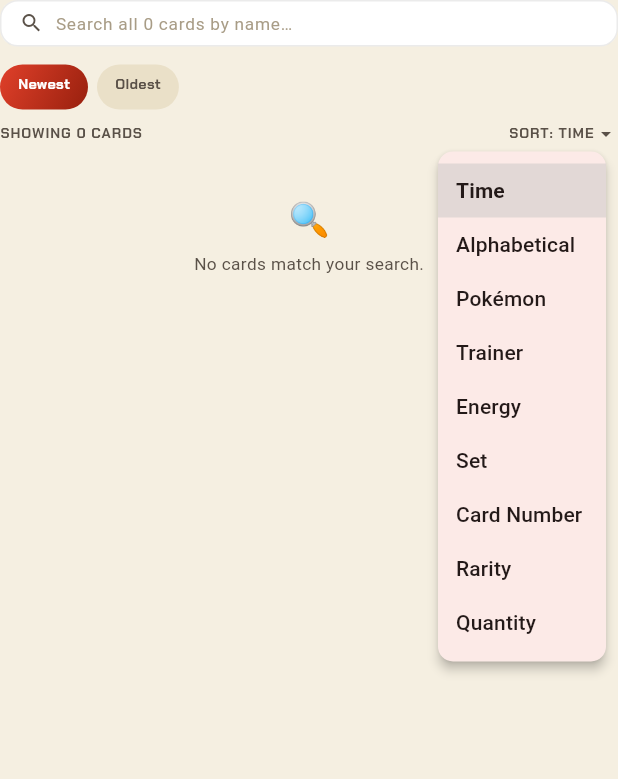
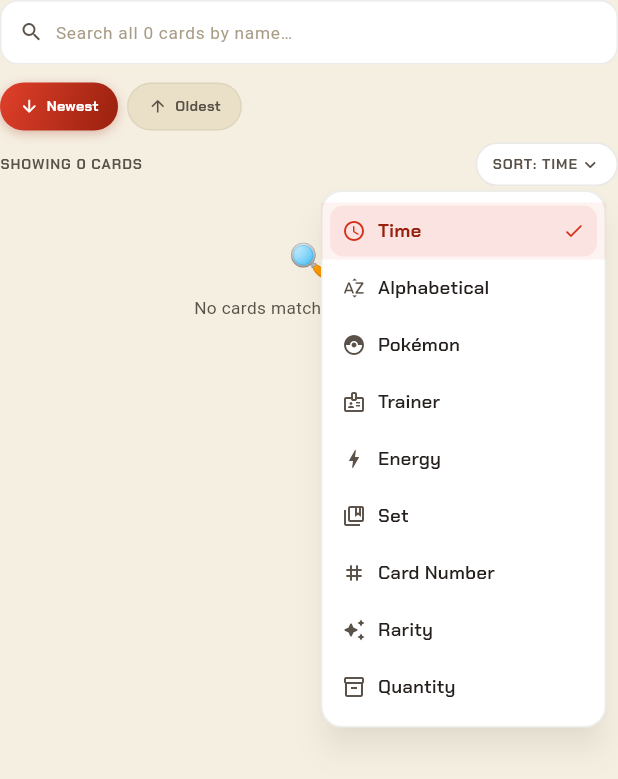
Before and after one commit to glorysonggreen/PokeBinder, a Flutter app: the _AllCardsTab widget shown alone on an empty page, opened directly with empty values, after a tap on an icon or button, on a phone screen of 412 x 824 dp. Shown: the top 779 px of the screen. Run offline on Flutter 3.47's test engine with Material 3 defaults, Android fonts, the light colour scheme and no system bars; our stand-ins replace device_preview, google_fonts.

Commit message:
Binder Screen: Spacing and Design Improvements

```diff
--- a/lib/screens/binders_screen.dart
+++ b/lib/screens/binders_screen.dart
@@ -1,5 +1,4 @@
 import 'package:flutter/material.dart';
-
 import '../models/binder_data.dart';
 import '../models/pokemon_card_data.dart';
 import '../theme/pokebinder_theme.dart';
@@ -9,12 +8,6 @@
 import 'card_details_screen.dart';
 import 'card_form_screen.dart';
 
-/// How the All Cards tab orders/groups the collection. Time and
-/// Alphabetical (plus Card Number/Rarity/Quantity) span every supertype;
-/// Pokémon/Trainer/Energy additionally restrict the list to that supertype
-/// and swap the chip row beneath the search bar to that supertype's own
-/// subcategories. Set and Rarity swap the chip row to the sets/rarities
-/// actually present in the collection.
 enum CardSortOption {
   time,
   alphabetical,
@@ -50,10 +43,31 @@
         return 'Quantity';
     }
   }
+
+  IconData get icon {
+    switch (this) {
+      case CardSortOption.time:
+        return Icons.schedule_rounded;
+      case CardSortOption.alphabetical:
+        return Icons.sort_by_alpha_rounded;
+      case CardSortOption.pokemon:
+        return Icons.catching_pokemon;
+      case CardSortOption.trainer:
+        return Icons.badge_outlined;
+      case CardSortOption.energy:
+        return Icons.bolt_rounded;
+      case CardSortOption.set:
+        return Icons.collections_bookmark_outlined;
+      case CardSortOption.cardNumber:
+        return Icons.tag_rounded;
+      case CardSortOption.rarity:
+        return Icons.auto_awesome_rounded;
+      case CardSortOption.quantity:
+        return Icons.inventory_2_outlined;
+    }
+  }
 }
 
-/// Sub-option for [CardSortOption.time]: which end of the timeline the
-/// list starts from.
 enum TimeSortDirection { newest, oldest }
 
 extension TimeSortDirectionLabel on TimeSortDirection {
@@ -76,9 +90,6 @@
 
 class _BindersScreenState extends State<BindersScreen> {
   final List<BinderData> _binders = BinderData.sampleBinders;
-
-  /// Trainer/Energy sample cards start out unassigned since the sample
-  /// binders (Kanto Starters, Rare Holos, Trade Bait) are Pokémon-only.
   final List<PokemonCardData> _unassignedCards = PokemonCardData.library
       .where((c) => c.supertype != CardSupertype.pokemon)
       .toList();
@@ -98,9 +109,6 @@
   String? _rarityFilter;
   TimeSortDirection _timeDirection = TimeSortDirection.newest;
 
-  /// Every card across every binder/page plus the unassigned bucket,
-  /// flattened for the All Cards tab. The binders and `_unassignedCards`
-  /// are the single source of truth — this is just a view over them.
   List<PokemonCardData> get _allCards => [
         for (final binder in _binders)
           for (final page in binder.pages) ...page,
@@ -213,8 +221,6 @@
     });
   }
 
-  /// Removes any card with [id] from wherever it currently sits (a binder
-  /// page or the unassigned bucket). No-op if it isn't found.
   void _removeCardById(String id) {
     if (_unassignedCards.any((c) => c.id == id)) {
       _unassignedCards.removeWhere((c) => c.id == id);
@@ -235,9 +241,6 @@
     }
   }
 
-  /// Inserts [card] into the given binder's page (padding with empty pages
-  /// if [pageIndex] is beyond the binder's current page count), or into the
-  /// unassigned bucket if [binderId] is [kUnassignedBinderId].
   void _insertCard(PokemonCardData card, String binderId, int pageIndex) {
     if (binderId == kUnassignedBinderId) {
       _unassignedCards.add(card);
@@ -354,7 +357,6 @@
   }
 }
 
-/// Matches the mockup's `.tabbar-top`.
 class _TopTabBar extends StatelessWidget {
   final int index;
   final List<String> labels;
@@ -410,8 +412,6 @@
   }
 }
 
-/// The "Binders" sub-tab: search, binder list, and the selected binder's
-/// current page as a 3-column grid.
 class _BindersTab extends StatelessWidget {
   final List<BinderData> binders;
   final BinderData selectedBinder;
@@ -536,13 +536,14 @@
                             onTap: () => onCardTap(card),
                           ),
                         ),
-                        const SizedBox(height: 4),
+                        const SizedBox(height: PokeBinderSpacing.sp1),
                         Text(
                           card.name,
                           style: PokeBinderText.cardName,
                           maxLines: 1,
                           overflow: TextOverflow.ellipsis,
                         ),
+                        const SizedBox(height: 2),
                         Text(
                           '${card.setName} · #${card.cardNumber}',
                           style: PokeBinderText.cardMeta,
@@ -557,7 +558,7 @@
                         height: cardHeight,
                         child: AddCardTile(onTap: onAddCard),
                       ),
-                      const SizedBox(height: 4),
+                      const SizedBox(height: PokeBinderSpacing.sp1),
                       Text(
                         'Add Card Manually',
                         style: PokeBinderText.cardName,
@@ -600,9 +601,6 @@
   }
 }
 
-/// The "All Cards" sub-tab: search, a sort/category selector, a chip row
-/// that adapts to the selected category, and a flat grid of every matching
-/// card with its name beneath it.
 class _AllCardsTab extends StatelessWidget {
   final List<PokemonCardData> cards;
   final String search;
@@ -640,10 +638,6 @@
     required this.onCardTap,
   });
 
-  /// The modern Pokémon TCG rarity ladder, in ascending order. The Rarity
-  /// scrollbar always shows all of these (even if the collection doesn't
-  /// currently have a card in every tier), since this is a fixed
-  /// classification rather than something derived from the data.
   static const _rarityTiers = <String>[
     'Common',
     'Uncommon',
@@ -656,10 +650,6 @@
     'Other/Additional Rarities',
   ];
 
-  /// Buckets a card's raw [PokemonCardData.rarity] string into one of the
-  /// [_rarityTiers]. Older/looser rarity labels fold into the closest
-  /// modern tier — e.g. "Holo Rare" is a Rare — and anything unrecognized
-  /// falls into "Other/Additional Rarities" rather than being dropped.
   static String _rarityTier(String rawRarity) {
     switch (rawRarity) {
       case 'Common':
@@ -685,7 +675,6 @@
     }
   }
 
-  /// A friendlier chip label for each rarity tier.
   static const _rarityTierLabels = <String, String>{
     'Common': 'Common',
     'Uncommon': 'Uncommon',
@@ -698,11 +687,29 @@
     'Other/Additional Rarities': 'Other/Additional Rarities',
   };
 
-  /// Energy cards are filterable by either their elemental [type] (Grass,
-  /// Fire, Water, …) or their [subtype] (Basic/Special) — two different
-  /// underlying fields collapsed into a single scrollbar selection. Keys
-  /// for the elemental options are the [PokemonCardType.name] strings;
-  /// 'Basic' and 'Special' are matched against [subtype] instead.
+  static IconData _rarityTierIcon(String tier) {
+    switch (tier) {
+      case 'Common':
+        return Icons.circle_outlined;
+      case 'Uncommon':
+        return Icons.star_border_rounded;
+      case 'Rare':
+        return Icons.star_rounded;
+      case 'Double Rare':
+        return Icons.stars_rounded;
+      case 'Illustration Rare':
+        return Icons.brush_rounded;
+      case 'Special Illustration Rare':
+        return Icons.auto_awesome_rounded;
+      case 'Hyper Rare':
+        return Icons.workspace_premium_rounded;
+      case 'Promo':
+        return Icons.local_offer_rounded;
+      default:
+        return Icons.category_rounded;
+    }
+  }
+
   static bool _matchesEnergyFilter(PokemonCardData card, String? filterKey) {
     if (filterKey == null) return true;
     if (filterKey == 'Basic' || filterKey == 'Special') {
@@ -720,9 +727,6 @@
     return ordered;
   }
 
-  /// Parses the leading number out of a "4/102"-style card number, for
-  /// numeric (rather than lexical) sorting. Falls back to 0 if it can't be
-  /// parsed, so odd/blank card numbers sort first rather than crashing.
   static int _cardNumberValue(PokemonCardData card) {
     final leading = card.cardNumber.split('/').first;
     return int.tryParse(leading.replaceAll(RegExp(r'[^0-9]'), '')) ?? 0;
@@ -819,6 +823,9 @@
         subOptionRow = _SubtypeChipRow(
           options: const {'newest': 'Newest', 'oldest': 'Oldest'},
           selected: timeDirection.name,
+          iconFor: (key) => key == 'oldest'
+              ? Icons.arrow_upward_rounded
+              : Icons.arrow_downward_rounded,
           onChanged: (value) => onTimeDirectionChanged(
             value == 'oldest' ? TimeSortDirection.oldest : TimeSortDirection.newest,
           ),
@@ -831,6 +838,7 @@
         subOptionRow = _SubtypeChipRow(
           options: _kTrainerSubtypeChips,
           selected: subtypeFilter,
+          iconFor: _trainerSubtypeIcon,
           onChanged: onSubtypeFilterChanged,
         );
         break;
@@ -838,6 +846,7 @@
         subOptionRow = _SubtypeChipRow(
           options: _kEnergySubtypeChips,
           selected: subtypeFilter,
+          iconFor: _energySubtypeIcon,
           onChanged: onSubtypeFilterChanged,
         );
         break;
@@ -849,6 +858,9 @@
         subOptionRow = _SubtypeChipRow(
           options: setOptions,
           selected: setFilter,
+          iconFor: (key) => key == null
+              ? Icons.apps_rounded
+              : Icons.collections_bookmark_outlined,
           onChanged: onSetFilterChanged,
         );
         break;
@@ -860,6 +872,8 @@
         subOptionRow = _SubtypeChipRow(
           options: rarityOptions,
           selected: rarityFilter,
+          iconFor: (key) =>
+              key == null ? Icons.apps_rounded : _rarityTierIcon(key),
           onChanged: onRarityFilterChanged,
         );
         break;
@@ -928,13 +942,14 @@
                               onTap: () => onCardTap(card),
                             ),
                           ),
-                          const SizedBox(height: 4),
+                          const SizedBox(height: PokeBinderSpacing.sp1),
                           Text(
                             card.name,
                             style: PokeBinderText.cardName,
                             maxLines: 1,
                             overflow: TextOverflow.ellipsis,
                           ),
+                          const SizedBox(height: 2),
                           Text(
                             '${card.setName} · #${card.cardNumber}',
                             style: PokeBinderText.cardMeta,
@@ -953,7 +968,6 @@
   }
 }
 
-/// Matches the mockup's `.search-bar`.
 class _SearchBar extends StatelessWidget {
   final String hint;
   final ValueChanged<String> onChanged;
@@ -963,7 +977,10 @@
   @override
   Widget build(BuildContext context) {
     return Container(
-      padding: const EdgeInsets.symmetric(horizontal: 12, vertical: 2),
+      padding: const EdgeInsets.symmetric(
+        horizontal: 12,
+        vertical: PokeBinderSpacing.sp2,
+      ),
       decoration: BoxDecoration(
         color: PokeBinderColors.white,
         borderRadius: BorderRadius.circular(12),
@@ -995,8 +1012,6 @@
   }
 }
 
-/// Matches the mockup's `.panel` containing `.list-row`s, plus a trailing
-/// "Unassigned" row for cards with no binder.
 class _BinderListPanel extends StatelessWidget {
   final List<BinderData> binders;
   final BinderData selectedBinder;
@@ -1058,9 +1073,6 @@
   }
 }
 
-/// A single row in the binder list — used for both real binders and the
-/// trailing "Unassigned" bucket ([muted] swaps the leading icon to the
-/// neutral inbox styling used for that row).
 class _BinderListRow extends StatelessWidget {
   final IconData icon;
   final String title;
@@ -1084,7 +1096,6 @@
   Widget build(BuildContext context) {
     return Ink(
       decoration: BoxDecoration(
-        color: selected ? PokeBinderColors.red.withValues(alpha: 0.07) : null,
         border: showDivider
             ? Border(
                 bottom: BorderSide(
@@ -1093,8 +1104,9 @@
               )
             : null,
       ),
-      child: InkWell(
+      child: GestureDetector(
         onTap: onTap,
+        behavior: HitTestBehavior.opaque,
         child: Padding(
           padding: const EdgeInsets.symmetric(horizontal: 12, vertical: 11),
           child: Row(
@@ -1138,7 +1150,7 @@
                         color: selected ? PokeBinderColors.redDeep : PokeBinderColors.ink,
                       ),
                     ),
-                    const SizedBox(height: 2),
+                    const SizedBox(height: PokeBinderSpacing.sp1),
                     Text(subtitle, style: PokeBinderText.listRowSubtitle),
                   ],
                 ),
@@ -1158,7 +1170,6 @@
   }
 }
 
-/// Matches the mockup's `.chip-row` / `.chip` type filters.
 class _TypeChipRow extends StatelessWidget {
   final PokemonCardType? selected;
   final ValueChanged<PokemonCardType?> onChanged;
@@ -1183,7 +1194,7 @@
   @override
   Widget build(BuildContext context) {
     return SizedBox(
-      height: 30,
+      height: 32,
       child: ListView(
         scrollDirection: Axis.horizontal,
         children: [
@@ -1192,6 +1203,7 @@
               padding: const EdgeInsets.only(right: 6),
               child: _Chip(
                 label: entry.value,
+                icon: _typeIcon(entry.key),
                 active: selected == entry.key,
                 onTap: () => onChanged(entry.key),
               ),
@@ -1200,37 +1212,129 @@
       ),
     );
   }
+
+  static IconData _typeIcon(PokemonCardType? type) {
+    if (type == null) return Icons.apps_rounded;
+    if (type == PokemonCardType.colorless) return Icons.circle_outlined;
+    if (type == PokemonCardType.dragon) return Icons.auto_awesome_rounded;
+    return _elementIcon(type.name);
+  }
+}
+
+IconData _elementIcon(String elementKey) {
+  switch (elementKey) {
+    case 'grass':
+      return Icons.eco_rounded;
+    case 'fire':
+      return Icons.local_fire_department_rounded;
+    case 'water':
+      return Icons.water_drop_rounded;
+    case 'lightning':
+      return Icons.bolt_rounded;
+    case 'fighting':
+      return Icons.sports_mma_rounded;
+    case 'psychic':
+      return Icons.psychology_rounded;
+    case 'darkness':
+      return Icons.dark_mode_rounded;
+    case 'metal':
+      return Icons.settings_rounded;
+    case 'fairy':
+      return Icons.star_rounded;
+    default:
+      return Icons.circle_outlined;
+  }
+}
+
+IconData _trainerSubtypeIcon(String? key) {
+  switch (key) {
+    case 'Item':
+      return Icons.inventory_2_outlined;
+    case 'Supporter':
+      return Icons.person_outline_rounded;
+    case 'Stadium':
+      return Icons.stadium_outlined;
+    default:
+      return Icons.apps_rounded;
+  }
+}
+
+IconData _energySubtypeIcon(String? key) {
+  switch (key) {
+    case 'Basic':
+      return Icons.circle_outlined;
+    case 'Special':
+      return Icons.auto_awesome_rounded;
+    case null:
+      return Icons.apps_rounded;
+    default:
+      return _elementIcon(key);
+  }
 }
 
 class _Chip extends StatelessWidget {
   final String label;
+  final IconData icon;
   final bool active;
   final VoidCallback onTap;
 
-  const _Chip({required this.label, required this.active, required this.onTap});
+  const _Chip({
+    required this.label,
+    required this.icon,
+    required this.active,
+    required this.onTap,
+  });
 
   @override
   Widget build(BuildContext context) {
     return GestureDetector(
       onTap: onTap,
-      child: Container(
-        padding: const EdgeInsets.symmetric(horizontal: 12, vertical: 6),
+      child: AnimatedContainer(
+        duration: const Duration(milliseconds: 150),
+        curve: Curves.easeOut,
+        padding: const EdgeInsets.symmetric(horizontal: 13, vertical: 7),
         decoration: BoxDecoration(
           borderRadius: BorderRadius.circular(20),
           color: active ? null : PokeBinderColors.cream2,
           gradient: active ? PokeBinderColors.redGradient : null,
+          border: active
+              ? null
+              : Border.all(color: PokeBinderColors.ink.withValues(alpha: 0.06)),
+          boxShadow: active
+              ? [
+                  BoxShadow(
+                    color: PokeBinderColors.redDeep.withValues(alpha: 0.28),
+                    blurRadius: 6,
+                    offset: const Offset(0, 2),
                   ),
-        child: Text(
-          label,
-          style: active ? PokeBinderText.chipLabelActive : PokeBinderText.chipLabel,
+                ]
+              : null,
+        ),
+        child: Row(
+          mainAxisSize: MainAxisSize.min,
+          children: [
+            Icon(
+              icon,
+              size: 13,
+              color: active
+                  ? PokeBinderColors.white
+                  : PokeBinderColors.inkSoft,
+            ),
+            const SizedBox(width: 5),
+            AnimatedDefaultTextStyle(
+              duration: const Duration(milliseconds: 150),
+              style: active
+                  ? PokeBinderText.chipLabelActive
+                  : PokeBinderText.chipLabel,
+              child: Text(label),
+            ),
+          ],
         ),
       ),
     );
   }
 }
 
-/// Chip options shown when Sort is set to Trainer or Energy, replacing the
-/// elemental-type chips (which don't apply to those supertypes).
 const _kTrainerSubtypeChips = <String?, String>{
   null: 'All',
   'Item': 'Items',
@@ -1238,11 +1342,6 @@
   'Stadium': 'Stadiums',
 };
 
-/// The subtype value stored on energy cards is 'Basic' (matching the TCG's
-/// own terminology). Energy's scrollbar mixes two different fields: the
-/// elemental options below filter by [PokemonCardData.type] (keyed by the
-/// enum's [PokemonCardType.name]), while 'Basic'/'Special' filter by
-/// [PokemonCardData.subtype] — see [_AllCardsTab._matchesEnergyFilter].
 const _kEnergySubtypeChips = <String?, String>{
   null: 'All',
   'Basic': 'Basic',
@@ -1258,23 +1357,24 @@
   'fairy': 'Fairy',
 };
 
-/// A string-keyed equivalent of [_TypeChipRow], for the Trainer/Energy
-/// subtype chips.
 class _SubtypeChipRow extends StatelessWidget {
   final Map<String?, String> options;
   final String? selected;
   final ValueChanged<String?> onChanged;
 
+  final IconData Function(String? key) iconFor;
+
   const _SubtypeChipRow({
     required this.options,
     required this.selected,
     required this.onChanged,
+    required this.iconFor,
   });
 
   @override
   Widget build(BuildContext context) {
     return SizedBox(
-      height: 30,
+      height: 32,
       child: ListView(
         scrollDirection: Axis.horizontal,
         children: [
@@ -1283,6 +1383,7 @@
               padding: const EdgeInsets.only(right: 6),
               child: _Chip(
                 label: entry.value,
+                icon: iconFor(entry.key),
                 active: selected == entry.key,
                 onTap: () => onChanged(entry.key),
               ),
@@ -1293,8 +1394,6 @@
   }
 }
 
-/// The "SORT: RECENT ▾" control, matching the mockup's `.result-count`
-/// styling but tappable, opening a menu of every [CardSortOption].
 class _SortSelector extends StatelessWidget {
   final CardSortOption selected;
   final ValueChanged<CardSortOption> onChanged;
@@ -1303,33 +1402,109 @@
 
   @override
   Widget build(BuildContext context) {
-    return PopupMenuButton<CardSortOption>(
+    return Theme(
+      // Swaps the menu items' default grey Material hover/splash for a
+      // faint themed red, so pressing an option feels consistent with the
+      // rest of the app instead of a generic system dropdown.
+      data: Theme.of(context).copyWith(
+        highlightColor: PokeBinderColors.red.withValues(alpha: 0.06),
+        splashColor: PokeBinderColors.red.withValues(alpha: 0.06),
+        hoverColor: PokeBinderColors.red.withValues(alpha: 0.05),
+      ),
+      child: PopupMenuButton<CardSortOption>(
         initialValue: selected,
         onSelected: onChanged,
-      offset: const Offset(0, 20),
-      shape: RoundedRectangleBorder(borderRadius: BorderRadius.circular(10)),
+        offset: const Offset(0, 32),
+        color: PokeBinderColors.white,
+        elevation: 8,
+        shadowColor: PokeBinderColors.ink.withValues(alpha: 0.2),
+        surfaceTintColor: Colors.transparent,
+        shape: RoundedRectangleBorder(
+          borderRadius: BorderRadius.circular(14),
+          side: BorderSide(color: PokeBinderColors.ink.withValues(alpha: 0.08)),
+        ),
+        constraints: const BoxConstraints(minWidth: 190),
+        padding: const EdgeInsets.symmetric(vertical: 6),
         itemBuilder: (context) => [
           for (final option in CardSortOption.values)
             PopupMenuItem(
               value: option,
-            height: 36,
-            child: Text(
-              option.label,
-              style: option == selected
-                  ? const TextStyle(fontWeight: FontWeight.bold)
-                  : null,
-            ),
+              height: 38,
+              padding: const EdgeInsets.symmetric(horizontal: 6),
+              child: _SortMenuRow(option: option, selected: option == selected),
             ),
         ],
+        child: Container(
+          padding: const EdgeInsets.symmetric(horizontal: 10, vertical: 6),
+          decoration: BoxDecoration(
+            color: PokeBinderColors.white,
+            borderRadius: BorderRadius.circular(20),
+            border: Border.all(color: PokeBinderColors.ink.withValues(alpha: 0.1)),
+          ),
           child: Row(
             mainAxisSize: MainAxisSize.min,
             children: [
               Text('SORT: ${selected.label.toUpperCase()}',
                   style: PokeBinderText.resultCount),
+              const SizedBox(width: 1),
               const Icon(
-            Icons.arrow_drop_down,
+                Icons.expand_more_rounded,
+                size: 15,
+                color: PokeBinderColors.inkSoft,
+              ),
+            ],
+          ),
+        ),
+      ),
+    );
+  }
+}
+
+class _SortMenuRow extends StatelessWidget {
+  final CardSortOption option;
+  final bool selected;
+
+  const _SortMenuRow({required this.option, required this.selected});
+
+  @override
+  Widget build(BuildContext context) {
+    return Container(
+      padding: const EdgeInsets.symmetric(
+        horizontal: PokeBinderSpacing.sp2,
+        vertical: 8,
+      ),
+      decoration: BoxDecoration(
+        color: selected ? PokeBinderColors.red.withValues(alpha: 0.08) : null,
+        borderRadius: BorderRadius.circular(9),
+      ),
+      child: Row(
+        children: [
+          Icon(
+            option.icon,
             size: 16,
-            color: PokeBinderColors.inkSoft,
+            color: selected ? PokeBinderColors.red : PokeBinderColors.inkSoft,
+          ),
+          const SizedBox(width: PokeBinderSpacing.sp2),
+          Expanded(
+            child: Text(
+              option.label,
+              style: PokeBinderText.chakraPetch(TextStyle(
+                fontSize: 12.5,
+                fontWeight: selected ? FontWeight.bold : FontWeight.w600,
+                color: selected
+                    ? PokeBinderColors.redDeep
+                    : PokeBinderColors.ink,
+              )),
+            ),
+          ),
+          if (selected)
+            const Padding(
+              padding: EdgeInsets.only(left: PokeBinderSpacing.sp1),
+              child: Icon(
+                Icons.check_rounded,
+                size: 15,
+                color: PokeBinderColors.red,
+              ),
             ),
         ],
       ),
@@ -1337,7 +1512,6 @@
   }
 }
 
-/// Matches the mockup's `.empty-state`.
 class _EmptyState extends StatelessWidget {
   const _EmptyState();
 
@@ -1349,7 +1523,7 @@
         child: Column(
           children: [
             Text('🔍', style: TextStyle(fontSize: 22)),
-            SizedBox(height: 6),
+            SizedBox(height: PokeBinderSpacing.sp2),
             Text(
               'No cards match your search.',
               style: PokeBinderText.subtitle,
--- a/lib/theme/pokebinder_theme.dart
+++ b/lib/theme/pokebinder_theme.dart
@@ -17,10 +17,6 @@
   static const teal = Color(0xFF3E7C8C);
   static const danger = Color(0xFFB23A2C);
 
-  /// The app's one "brand red" gradient — used on every solid red box
-  /// (primary buttons, active chips, the binder list icons, etc.) so they
-  /// all read as the same accent color instead of several close-but-off
-  /// reds.
   static const redGradient = LinearGradient(
     begin: Alignment.topLeft,
     end: Alignment.bottomRight,
@@ -38,7 +34,7 @@
 const double kCardInteractionHeightBuffer = 1.25;
 // Space reserved below each grid tile for the two-line name/set caption
 // (a small gap plus the cardName and cardMeta text rows).
-const double kCardCaptionHeight = 28.0;
+const double kCardCaptionHeight = 30.0;
 
 class PokeBinderSpacing {
   PokeBinderSpacing._();
--- a/lib/widgets/binder_card_tile.dart
+++ b/lib/widgets/binder_card_tile.dart
@@ -1,5 +1,4 @@
 import 'package:flutter/material.dart';
-
 import '../models/pokemon_card_data.dart';
 import '../theme/pokebinder_theme.dart';
 import 'pokemon_card_widget.dart';
```
Also changed, not shown: lib/models/pokemon_card_data.dart (+0 -7 lines), lib/screens/binder_form_screen.dart (+7 -10 lines), lib/screens/card_details_screen.dart (+3 -10 lines), lib/screens/card_form_screen.dart (+4 -14 lines), lib/widgets/pokebinder_form_fields.dart (+0 -7 lines). Lines whose indentation alone changed are shown as unchanged.
